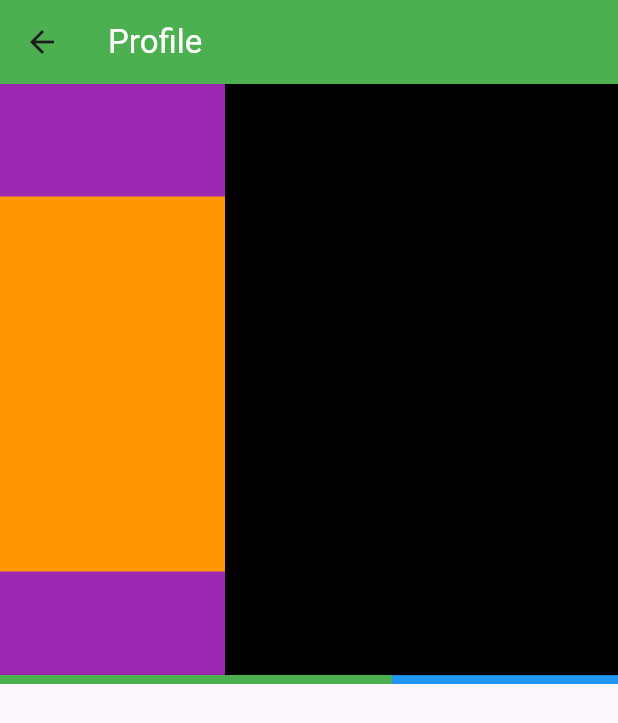
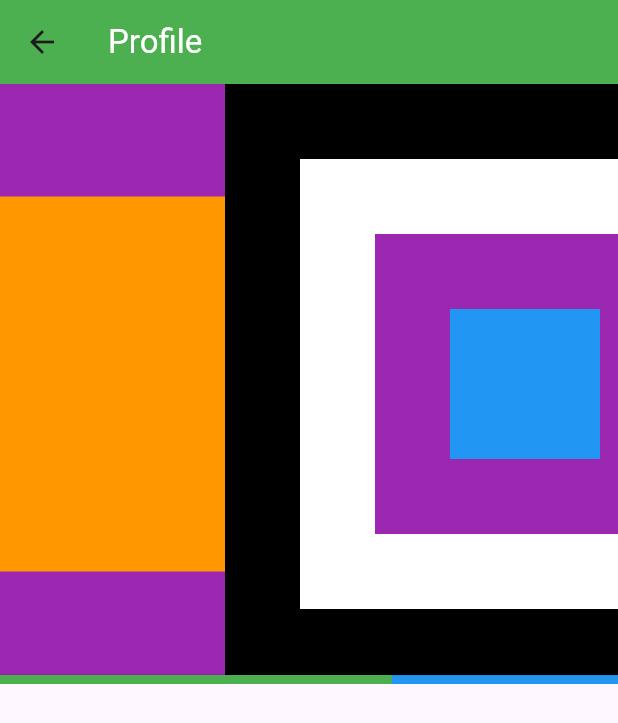
Before and after one commit to shashwatthapa/flutterproject-, a Flutter app: the screen it shows after launch, in the side drawer, after a tap on "Profile page", on a phone screen of 412 x 824 dp. Shown: the top 723 px of the screen. Run offline on Flutter 3.47's test engine with Material 3 defaults, Android fonts, the phone set to English and light mode, and no system bars; network calls fail.

Commit message:
center alignment

```diff
--- a/lib/profile.dart
+++ b/lib/profile.dart
@@ -50,7 +50,29 @@ class Profile extends StatelessWidget {
                   width: 400,
                   color: Colors.black,
                   child: Stack(
-                    children:[]
+                    alignment: Alignment.center,
+                    children:[
+                      Container(
+                        height: 300,
+                        width: 300,
+                        color:Colors.red
+                      ),
+                      Container(
+                        height: 300,
+                        width: 300,
+                        color:Colors.white,
+                      ),
+                      Container(
+                        height: 200,
+                        width: 200,
+                        color:Colors.purple,
+                      ),
+                      Container(
+                        height: 100,
+                        width: 100,
+                        color:Colors.blue
+                      ),
+                    ]
                   )
                 ),
                 Container(
```
